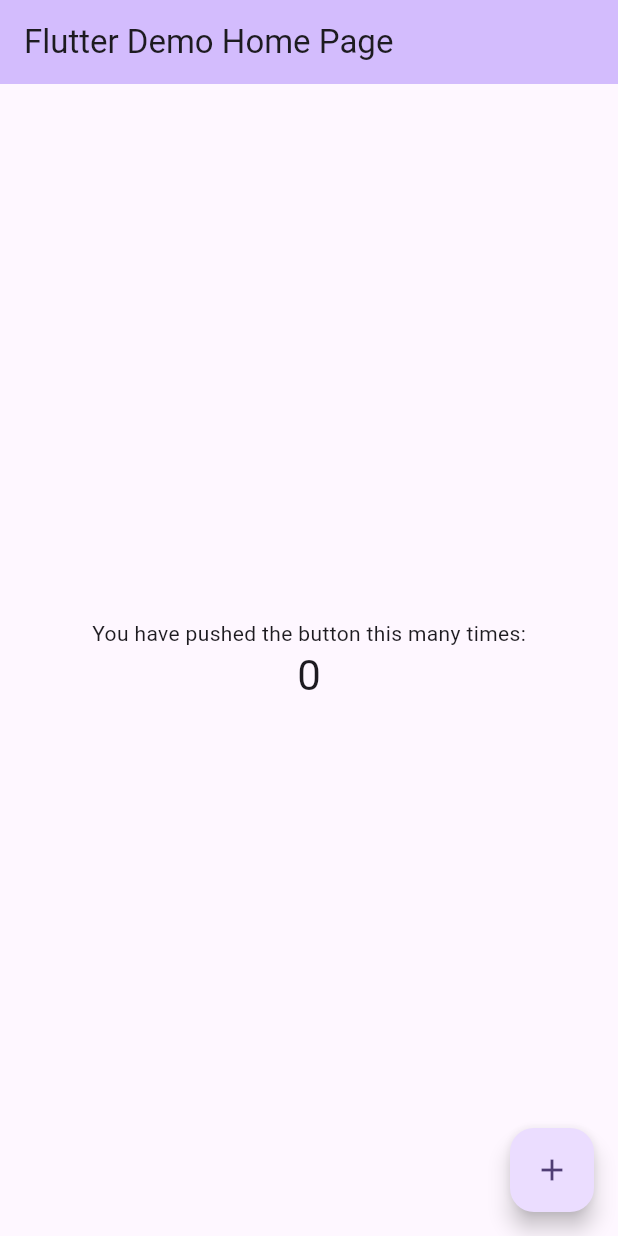
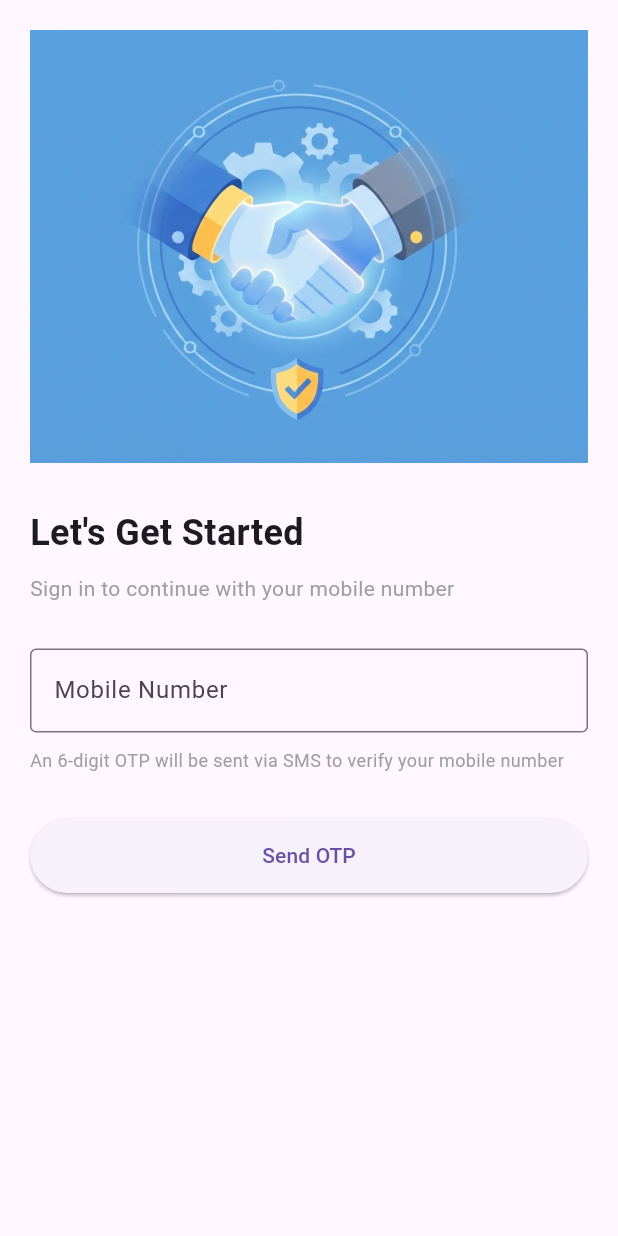
Before and after one commit to SudharshanGeddam/mechz_application, a Flutter app: the screen it shows after launch, on a phone screen of 412 x 824 dp. Run offline on Flutter 3.47's test engine with Material 3 defaults, Android fonts, the phone set to English and light mode, and no system bars; our stand-ins replace cloud_firestore, cloud_functions, equatable, firebase_auth, firebase_core, flutter_bloc; accounts and stored records are empty; generated files the repository leaves out were written again; network calls fail.

Commit message:
feat: implement login screen and add functions to verify mobile number and otp

```diff
--- /dev/null
+++ b/customer_app/lib/features/auth/cubit/auth_state.dart
@@ -0,0 +1,30 @@
+import 'package:equatable/equatable.dart';
+
+abstract class AuthState extends Equatable{
+  @override
+  List<Object?> get props => [];
+}
+
+class AuthInitial extends AuthState {}
+
+class AuthLoading extends AuthState {}
+
+class CodeSent extends AuthState {
+  late final String verificationId;
+
+  CodeSent(this.verificationId);
+
+  @override
+  List<Object?> get props => [verificationId];
+}
+
+class Authenticated extends AuthState {}
+
+class AuthError extends AuthState {
+  final String message;
+
+  AuthError(this.message);
+
+  @override
+  List<Object?> get props => [message];
+}
--- a/customer_app/lib/main.dart
+++ b/customer_app/lib/main.dart
@@ -1,9 +1,13 @@
 import 'package:cloud_firestore/cloud_firestore.dart';
 import 'package:cloud_functions/cloud_functions.dart';
+import 'package:customer_app/features/auth/cubit/auth_cubit.dart';
+import 'package:customer_app/features/auth/repository/auth_repository.dart';
 import 'package:customer_app/firebase_options.dart';
+import 'package:customer_app/screens/login_screen.dart';
 import 'package:firebase_auth/firebase_auth.dart';
 import 'package:firebase_core/firebase_core.dart';
 import 'package:flutter/material.dart';
+import 'package:flutter_bloc/flutter_bloc.dart';
 
 void main() async{
   WidgetsFlutterBinding.ensureInitialized();
@@ -29,115 +33,13 @@ void main() async{
 class MyApp extends StatelessWidget {
   const MyApp({super.key});
 
-  // This widget is the root of your application.
   @override
   Widget build(BuildContext context) {
-    return MaterialApp(
-      title: 'Flutter Demo',
-      theme: ThemeData(
-        // This is the theme of your application.
-        //
-        // TRY THIS: Try running your application with "flutter run". You'll see
-        // the application has a purple toolbar. Then, without quitting the app,
-        // try changing the seedColor in the colorScheme below to Colors.green
-        // and then invoke "hot reload" (save your changes or press the "hot
-        // reload" button in a Flutter-supported IDE, or press "r" if you used
-        // the command line to start the app).
-        //
-        // Notice that the counter didn't reset back to zero; the application
-        // state is not lost during the reload. To reset the state, use hot
-        // restart instead.
-        //
-        // This works for code too, not just values: Most code changes can be
-        // tested with just a hot reload.
-        colorScheme: .fromSeed(seedColor: Colors.deepPurple),
-      ),
-      home: const MyHomePage(title: 'Flutter Demo Home Page'),
-    );
-  }
-}
-
-class MyHomePage extends StatefulWidget {
-  const MyHomePage({super.key, required this.title});
-
-  // This widget is the home page of your application. It is stateful, meaning
-  // that it has a State object (defined below) that contains fields that affect
-  // how it looks.
-
-  // This class is the configuration for the state. It holds the values (in this
-  // case the title) provided by the parent (in this case the App widget) and
-  // used by the build method of the State. Fields in a Widget subclass are
-  // always marked "final".
-
-  final String title;
-
-  @override
-  State<MyHomePage> createState() => _MyHomePageState();
-}
-
-class _MyHomePageState extends State<MyHomePage> {
-  int _counter = 0;
-
-  void _incrementCounter() {
-    setState(() {
-      // This call to setState tells the Flutter framework that something has
-      // changed in this State, which causes it to rerun the build method below
-      // so that the display can reflect the updated values. If we changed
-      // _counter without calling setState(), then the build method would not be
-      // called again, and so nothing would appear to happen.
-      _counter++;
-    });
-  }
-
-  @override
-  Widget build(BuildContext context) {
-    // This method is rerun every time setState is called, for instance as done
-    // by the _incrementCounter method above.
-    //
-    // The Flutter framework has been optimized to make rerunning build methods
-    // fast, so that you can just rebuild anything that needs updating rather
-    // than having to individually change instances of widgets.
-    return Scaffold(
-      appBar: AppBar(
-        // TRY THIS: Try changing the color here to a specific color (to
-        // Colors.amber, perhaps?) and trigger a hot reload to see the AppBar
-        // change color while the other colors stay the same.
-        backgroundColor: Theme.of(context).colorScheme.inversePrimary,
-        // Here we take the value from the MyHomePage object that was created by
-        // the App.build method, and use it to set our appbar title.
-        title: Text(widget.title),
-      ),
-      body: Center(
-        // Center is a layout widget. It takes a single child and positions it
-        // in the middle of the parent.
-        child: Column(
-          // Column is also a layout widget. It takes a list of children and
-          // arranges them vertically. By default, it sizes itself to fit its
-          // children horizontally, and tries to be as tall as its parent.
-          //
-          // Column has various properties to control how it sizes itself and
-          // how it positions its children. Here we use mainAxisAlignment to
-          // center the children vertically; the main axis here is the vertical
-          // axis because Columns are vertical (the cross axis would be
-          // horizontal).
-          //
-          // TRY THIS: Invoke "debug painting" (choose the "Toggle Debug Paint"
-          // action in the IDE, or press "p" in the console), to see the
-          // wireframe for each widget.
-          mainAxisAlignment: .center,
-          children: [
-            const Text('You have pushed the button this many times:'),
-            Text(
-              '$_counter',
-              style: Theme.of(context).textTheme.headlineMedium,
-            ),
-          ],
-        ),
-      ),
-      floatingActionButton: FloatingActionButton(
-        onPressed: _incrementCounter,
-        tooltip: 'Increment',
-        child: const Icon(Icons.add),
+    return BlocProvider(
+      create: (_) => AuthCubit(AuthRepository()),
+      child: MaterialApp(
+        debugShowCheckedModeBanner: false,
+        home: const LoginScreen(),
       ),
     );
   }
--- /dev/null
+++ b/customer_app/lib/screens/login_screen.dart
@@ -0,0 +1,242 @@
+import 'package:customer_app/features/auth/cubit/auth_cubit.dart';
+import 'package:customer_app/features/auth/cubit/auth_state.dart';
+import 'package:customer_app/screens/home_screen.dart';
+import 'package:flutter/material.dart';
+import 'package:flutter_bloc/flutter_bloc.dart';
+
+class LoginScreen extends StatefulWidget {
+  const LoginScreen({super.key});
+
+  @override
+  State<LoginScreen> createState() => _LoginScreenState();
+}
+
+class _LoginScreenState extends State<LoginScreen> {
+  final TextEditingController _phoneController = TextEditingController();
+  final _formKey = GlobalKey<FormState>();
+
+  @override
+  void dispose() {
+    _phoneController.dispose();
+    super.dispose();
+  }
+
+  void _sendOtp() {
+  if (_formKey.currentState!.validate()) {
+    final formattedNumber = "+91${_phoneController.text.trim()}";
+
+    context.read<AuthCubit>().sendOtp(formattedNumber);
+  }
+}
+
+  @override
+  Widget build(BuildContext context) {
+    return Scaffold(
+      body: BlocListener<AuthCubit, AuthState>(
+        listener: (context, state) {
+          if (state is CodeSent) {
+            Navigator.push(
+              context,
+              MaterialPageRoute(
+                builder: (context) =>
+                    OtpScreen(verificationId: state.verificationId),
+              ),
+            );
+          }
+
+          if (state is AuthError) {
+            ScaffoldMessenger.of(
+              context,
+            ).showSnackBar(SnackBar(content: Text(state.message)));
+          }
+        },
+        child: SafeArea(
+          child: SingleChildScrollView(
+            child: Padding(
+              padding: const EdgeInsets.all(20),
+              child: Form(
+                key: _formKey,
+                child: Column(
+                  crossAxisAlignment: CrossAxisAlignment.start,
+                  children: [
+                    SizedBox(
+                      width: double.infinity,
+                      height: MediaQuery.of(context).size.height * 0.35,
+                      child: Image.asset(
+                        'assets/images/login_bg.png',
+                        fit: BoxFit.cover,
+                      ),
+                    ),
+                    const SizedBox(height: 30),
+                    const Text(
+                      "Let's Get Started",
+                      style: TextStyle(
+                        fontSize: 24,
+                        fontWeight: FontWeight.bold,
+                      ),
+                    ),
+                    const SizedBox(height: 10),
+                    const Text(
+                      "Sign in to continue with your mobile number",
+                      style: TextStyle(color: Colors.grey),
+                    ),
+                    const SizedBox(height: 30),
+                    TextFormField(
+                      controller: _phoneController,
+                      keyboardType: TextInputType.number,
+                      maxLength: 10,
+                      decoration: const InputDecoration(
+                        labelText: "Mobile Number",
+                        border: OutlineInputBorder(),
+                        prefixText: "+91 ",
+                        counterText: "",
+                      ),
+                      validator: (value) {
+                        if (value == null || value.isEmpty) {
+                          return "Please enter mobile number";
+                        }
+                        if (value.length != 10) {
+                          return "Enter valid 10-digit number";
+                        }
+                        if (!RegExp(r'^[0-9]+$').hasMatch(value)) {
+                          return "Only digits allowed";
+                        }
+                        return null;
+                      },
+                    ),
+                    const SizedBox(height: 10),
+                    const Text(
+                      "An 6-digit OTP will be sent via SMS to verify your mobile number",
+                      style: TextStyle(fontSize: 12, color: Colors.grey),
+                    ),
+                    const SizedBox(height: 30),
+                    BlocBuilder<AuthCubit, AuthState>(
+                      builder: (context, state) {
+                        final isLoading = state is AuthLoading;
+
+                        return SizedBox(
+                          width: double.infinity,
+                          height: 50,
+                          child: ElevatedButton(
+                            onPressed: isLoading ? null : _sendOtp,
+                            child: isLoading
+                                ? const CircularProgressIndicator(
+                                    color: Colors.white,
+                                  )
+                                : const Text("Send OTP"),
+                          ),
+                        );
+                      },
+                    ),
+                  ],
+                ),
+              ),
+            ),
+          ),
+        ),
+      ),
+    );
+  }
+}
+
+class OtpScreen extends StatefulWidget {
+  final String verificationId;
+
+  const OtpScreen({super.key, required this.verificationId});
+
+  @override
+  State<OtpScreen> createState() => _OtpScreenState();
+}
+
+class _OtpScreenState extends State<OtpScreen> {
+  final TextEditingController _otpController = TextEditingController();
+  final _formKey = GlobalKey<FormState>();
+
+  @override
+  void dispose() {
+    _otpController.dispose();
+    super.dispose();
+  }
+
+  void _verifyOtp() {
+    if (_formKey.currentState!.validate()) {
+      context.read<AuthCubit>().verifyOtp(
+        widget.verificationId,
+        _otpController.text.trim(),
+      );
+    }
+  }
+
+  @override
+  Widget build(BuildContext context) {
+    return Scaffold(
+      appBar: AppBar(title: const Text("Verify OTP")),
+      body: BlocListener<AuthCubit, AuthState>(
+        listener: (context, state) {
+          if (state is Authenticated) {
+            Navigator.pushAndRemoveUntil(
+              context,
+              MaterialPageRoute(
+                builder: (context) =>
+                    const HomeScreen(),
+              ),
+              (route) => false,
+            );
+          }
+
+          if (state is AuthError) {
+            ScaffoldMessenger.of(
+              context,
+            ).showSnackBar(SnackBar(content: Text(state.message)));
+          }
+        },
+        child: Padding(
+          padding: const EdgeInsets.all(20),
+          child: Form(
+            key: _formKey,
+            child: Column(
+              children: [
+                TextFormField(
+                  controller: _otpController,
+                  keyboardType: TextInputType.number,
+                  decoration: const InputDecoration(
+                    labelText: "Enter OTP",
+                    border: OutlineInputBorder(),
+                  ),
+                  validator: (value) {
+                    if (value == null || value.isEmpty) {
+                      return "Enter OTP";
+                    }
+                    if (value.length != 6) {
+                      return "Enter valid 6-digit OTP";
+                    }
+                    return null;
+                  },
+                ),
+                const SizedBox(height: 30),
+                BlocBuilder<AuthCubit, AuthState>(
+                  builder: (context, state) {
+                    final isLoading = state is AuthLoading;
+
+                    return SizedBox(
+                      width: double.infinity,
+                      height: 50,
+                      child: ElevatedButton(
+                        onPressed: isLoading ? null : _verifyOtp,
+                        child: isLoading
+                            ? const CircularProgressIndicator(
+                                color: Colors.white,
+                              )
+                            : const Text("Verify"),
+                      ),
+                    );
+                  },
+                ),
+              ],
+            ),
+          ),
+        ),
+      ),
+    );
+  }
+}
--- a/customer_app/pubspec.yaml
+++ b/customer_app/pubspec.yaml
@@ -38,6 +38,8 @@ dependencies:
   firebase_auth: ^6.1.4
   cloud_functions: ^6.0.6
   cloud_firestore: ^6.1.2
+  equatable: ^2.0.8
+  flutter_bloc: ^9.1.1
 
 dev_dependencies:
   flutter_test:
@@ -62,8 +64,8 @@ flutter:
   uses-material-design: true
 
   # To add assets to your application, add an assets section, like this:
-  # assets:
-  #   - images/a_dot_burr.jpeg
+  assets:
+    - assets/images/
   #   - images/a_dot_ham.jpeg
 
   # An image asset can refer to one or more resolution-specific "variants", see
```
Also changed, not shown: customer_app/lib/features/auth/cubit/auth_cubit.dart (added, +39 -0 lines), customer_app/lib/features/auth/repository/auth_repository.dart (added, +84 -0 lines), customer_app/lib/screens/home_screen.dart (added, +10 -0 lines), customer_app/assets/images/login_bg.png (added), customer_app/pubspec.lock.
